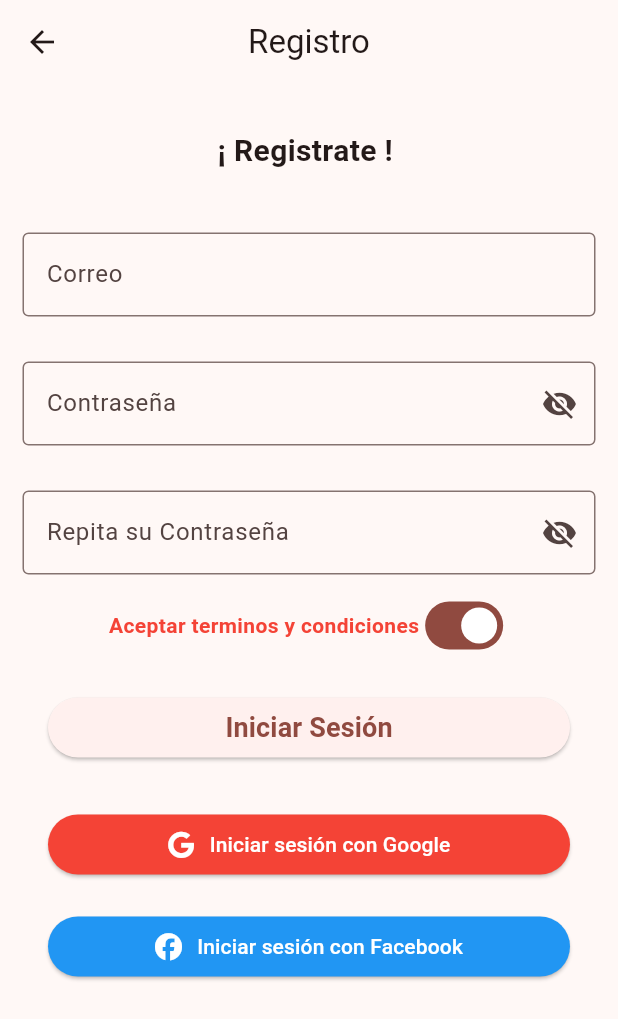
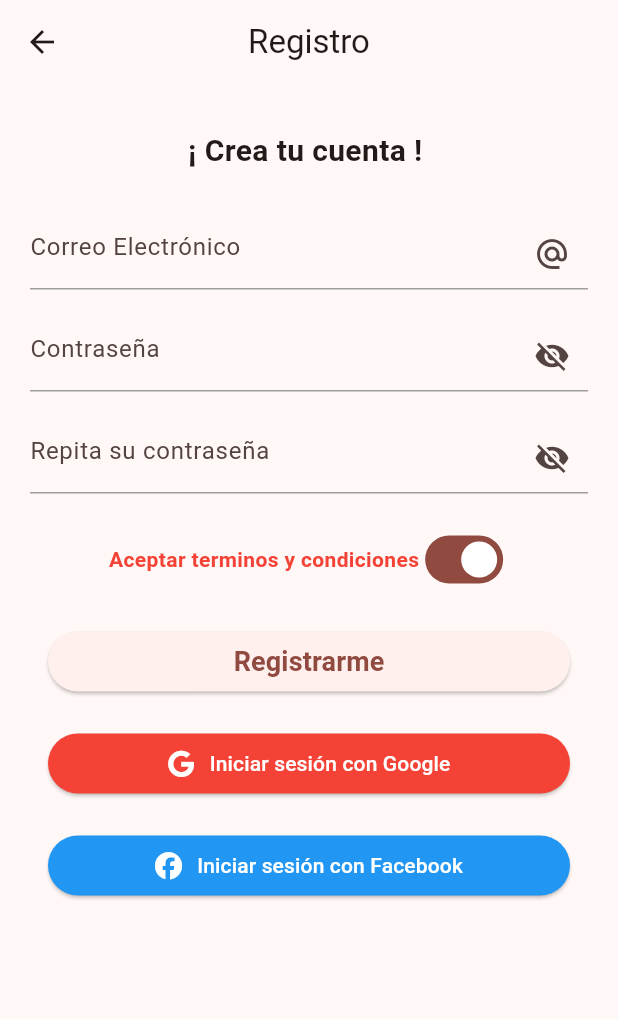
Before and after one commit to Fritz927/kafe_app, a Flutter app: the screen it shows after launch, after a tap on "Registrarse", on a phone screen of 412 x 824 dp. Shown: the top 1019 px of the screen. Run offline on Flutter 3.47's test engine with Material 3 defaults, Android fonts, the phone set to English and light mode, and no system bars; our stand-ins replace font_awesome_flutter, go_router.

Commit message:
Screen de registro terminado

```diff
--- a/lib/presentation/screens/login/home_screen.dart
+++ /dev/null
@@ -1,64 +0,0 @@
-import 'package:flutter/material.dart';
-import 'package:go_router/go_router.dart';
-
-class HomeScreen extends StatelessWidget {
-  const HomeScreen({super.key});
-
-  @override
-  Widget build(BuildContext context) {
-    return Scaffold(
-      appBar: AppBar(
-        centerTitle: true,
-        title:const Text('Kafe App', style: TextStyle(fontWeight: FontWeight.bold),),
-      ),
-      body: Center(
-        child:  Column(
-          children: [
-          const  SizedBox(height: 30,),
-          const  SizedBox(
-              height: 200,
-              width: 200,
-              child: Image(
-                image: AssetImage('assets/Final.png')),
-            ),
-        const    SizedBox(height: 20,),
-        const    Text( '¡ Bienvenid@ !', style: TextStyle(
-              fontSize: 20,
-              fontWeight: FontWeight.bold
-            ),),
-        const   Text('Los mejores cafés de Colombia', style: TextStyle(
-              fontSize: 20,
-              fontWeight: FontWeight.bold
-            ),),
-        const    Text('en un solo lugar', style: TextStyle(
-              fontSize: 20,
-              fontWeight: FontWeight.bold
-            ),),
-             const   SizedBox(height: 40,),
-           ElevatedButton(
-            child:const SizedBox(
-              width: 300,
-              child: Center(
-                child: Text('Iniciar Sesión', style: TextStyle(fontWeight: FontWeight.bold,fontSize: 18)),
-              ),
-            ),
-              onPressed:() => context.push('/login'),
-
-               ),
-            const   SizedBox(height: 30,),
-            ElevatedButton(
-               child:const SizedBox(
-              width: 300,
-              child: Center(
-                child: Text('Registrarse', style: TextStyle(fontWeight: FontWeight.bold,fontSize: 18)),
-              ),
-            ),
-              onPressed:() => context.push('/register'),
-
-               ),
-          ],
-        ),
-      ),
-    );
-  }
-}
--- /dev/null
+++ b/lib/presentation/screens/login/initial_screen.dart
@@ -0,0 +1,66 @@
+import 'package:flutter/material.dart';
+import 'package:go_router/go_router.dart';
+
+class InitialScreen extends StatelessWidget {
+  const InitialScreen({super.key});
+
+  @override
+  Widget build(BuildContext context) {
+    return Scaffold(
+      appBar: AppBar(
+        centerTitle: true,
+        title:const Text('Kafe App', style: TextStyle(fontWeight: FontWeight.bold),),
+      ),
+      body: SingleChildScrollView(
+        child: Center(
+          child:  Column(
+            children: [
+            const  SizedBox(height: 30,),
+            const  SizedBox(
+                height: 200,
+                width: 200,
+                child: Image(
+                  image: AssetImage('assets/Final.png')),
+              ),
+          const    SizedBox(height: 20,),
+          const    Text( '¡ Bienvenid@ !', style: TextStyle(
+                fontSize: 20,
+                fontWeight: FontWeight.bold
+              ),),
+          const   Text('Los mejores cafés de Colombia', style: TextStyle(
+                fontSize: 20,
+                fontWeight: FontWeight.bold
+              ),),
+          const    Text('en un solo lugar', style: TextStyle(
+                fontSize: 20,
+                fontWeight: FontWeight.bold
+              ),),
+               const   SizedBox(height: 40,),
+             ElevatedButton(
+              child:const SizedBox(
+                width: 300,
+                child: Center(
+                  child: Text('Iniciar Sesión', style: TextStyle(fontWeight: FontWeight.bold,fontSize: 18)),
+                ),
+              ),
+                onPressed:() => context.push('/login'),
+
+                 ),
+              const   SizedBox(height: 30,),
+              ElevatedButton(
+                 child:const SizedBox(
+                width: 300,
+                child: Center(
+                  child: Text('Registrarse', style: TextStyle(fontWeight: FontWeight.bold,fontSize: 18)),
+                ),
+              ),
+                onPressed:() => context.push('/register'),
+
+                 ),
+            ],
+          ),
+        ),
+      ),
+    );
+  }
+}
--- a/lib/presentation/screens/login/register_screen.dart
+++ b/lib/presentation/screens/login/register_screen.dart
@@ -1,17 +1,15 @@
 import 'package:flutter/material.dart';
 import 'package:font_awesome_flutter/font_awesome_flutter.dart';
+import 'package:go_router/go_router.dart';
+import 'package:kafe_app/providers/login_form_provider.dart';
+import 'package:kafe_app/ui/input_decorations.dart';
+import 'package:provider/provider.dart';
 
-class RegisterScreen extends StatefulWidget {
+class RegisterScreen extends StatelessWidget {
     const RegisterScreen({super.key});
 
   @override
-  State<RegisterScreen> createState() => _RegisterScreenState();
-}
 
-class _RegisterScreenState extends State<RegisterScreen> {
-  bool acepted = true;
-
-  @override
  Widget build(BuildContext context) {
     return Scaffold(
         appBar: AppBar(
@@ -19,10 +17,7 @@ class _RegisterScreenState extends State<RegisterScreen> {
           title: const Text('Registro'),
         ),
         body: SingleChildScrollView(
-        child: Center(
-            child: Column(
-          crossAxisAlignment: CrossAxisAlignment.center,
-          children: [
+          child: Column(children: [
             const SizedBox(
               height: 30,
             ),
@@ -30,7 +25,7 @@ class _RegisterScreenState extends State<RegisterScreen> {
               mainAxisAlignment: MainAxisAlignment.center,
               children: [
                 Text(
-                  '¡ Registrate ! ',
+                  '¡ Crea tu cuenta ! ',
                   style: TextStyle(fontSize: 20, fontWeight: FontWeight.bold),
                 ),
               ],
@@ -38,44 +33,98 @@ class _RegisterScreenState extends State<RegisterScreen> {
             const SizedBox(
               height: 30,
             ),
+            ChangeNotifierProvider(
+              create: (_) => LoginFormProvider(),
+              child: const _LoginForm(),
+            ),
+          ]),
+        ));
+  }
+}
+
+class _LoginForm extends StatefulWidget {
+  const _LoginForm();
+
+  @override
+  State<_LoginForm> createState() => _LoginFormState();
+}
+
+class _LoginFormState extends State<_LoginForm> {
+   bool acepted = true;
+
+  @override
+  Widget build(BuildContext context) {
+    final loginForm = Provider.of<LoginFormProvider>(context);
+
+    return Form(
+        key: loginForm.formkey,
+        autovalidateMode: AutovalidateMode.onUserInteraction,
+        child: Column(
+          children: [
             Padding(
-              padding: const EdgeInsets.symmetric(horizontal: 15, vertical: 10),
+              padding: const EdgeInsets.symmetric(horizontal: 20),
               child: TextFormField(
+                autocorrect: false,
                 keyboardType: TextInputType.emailAddress,
-                decoration: const InputDecoration(
-                  hintText: 'Correo',
-                  border: OutlineInputBorder(),
-                ),
+                decoration: InputDecorations.authInputDecoration(
+                    hintText: 'Correo Electrónico',
+                    suffixIcon: Icons.alternate_email),
+                onChanged: (value) => loginForm.email = value,
+                validator: (value) {
+                  String pattern =
+                      r"(?:[a-z0-9!#$%&'*+/=?^_`{|}~-]+(?:\.[a-z0-9!#$%&'"
+                      r'*+/=?^_`{|}~-]+)*|"(?:[\x01-\x08\x0b\x0c\x0e-\x1f\x21\x23-\x5b\x5d-'
+                      r'\x7f]|\\[\x01-\x09\x0b\x0c\x0e-\x7f])*")@(?:(?:[a-z0-9](?:[a-z0-9-]*'
+                      r'[a-z0-9])?\.)+[a-z0-9](?:[a-z0-9-]*[a-z0-9])?|\[(?:(?:(2(5[0-5]|[0-4]'
+                      r'[0-9])|1[0-9][0-9]|[1-9]?[0-9]))\.){3}(?:(2(5[0-5]|[0-4][0-9])|1[0-9]'
+                      r'[0-9]|[1-9]?[0-9])|[a-z0-9-]*[a-z0-9]:(?:[\x01-\x08\x0b\x0c\x0e-\x1f\'
+                      r'x21-\x5a\x53-\x7f]|\\[\x01-\x09\x0b\x0c\x0e-\x7f])+)\])';
+                  RegExp regExp = RegExp(pattern);
+                  return regExp.hasMatch(value ?? '')
+                      ? null
+                      : 'Correo no valido por favor verifique';
+                },
               ),
             ),
             const SizedBox(
-              height: 10,
+              height: 20,
             ),
             Padding(
-              padding: const EdgeInsets.symmetric(horizontal: 15, vertical: 10),
+              padding: const EdgeInsets.symmetric(horizontal: 20),
               child: TextFormField(
-                decoration: const InputDecoration(
-                  suffixIcon: Icon(Icons.visibility_off),
-                  hintText: 'Contraseña',
-                  border: OutlineInputBorder(),
+                autocorrect: false,
+                obscureText: true,
+                keyboardType: TextInputType.text,
+                decoration: InputDecorations.authInputDecoration(
+                    hintText: 'Contraseña', suffixIcon: Icons.visibility_off),
+                onChanged: (value) => loginForm.password = value,
+                validator: (value) {
+                  return (value != null && value.length >= 8)
+                      ? null
+                      : 'La contraseña debe tener minimo 8 caracteres';
+                },
               ),
+
+            ),
+            const SizedBox(height: 20),
+             Padding(
+              padding: const EdgeInsets.symmetric(horizontal: 20),
+              child: TextFormField(
+                autocorrect: false,
                 obscureText: true,
+                keyboardType: TextInputType.text,
+                decoration: InputDecorations.authInputDecoration(
+                    hintText: 'Repita su contraseña', suffixIcon: Icons.visibility_off),
+                onChanged: (value) => loginForm.repeatPasword = value,
+                validator: (value) {
+                  return (value != null && value == loginForm.password)
+                      ? null
+                      : 'Las contraseñas no son iguales';
+                },
               ),
+
             ),
-            const SizedBox(
-              height: 10,
-            ),
-            Padding(
-              padding: const EdgeInsets.symmetric(horizontal: 15, vertical: 10),
-              child: TextFormField(
-                decoration: const InputDecoration(
-                  suffixIcon: Icon(Icons.visibility_off),
-                  hintText: 'Repita su Contraseña',
-                  border: OutlineInputBorder(),
-                ),
-                obscureText: true,
-              ),
-            ),
+            const SizedBox(height: 20),
            Row(
             mainAxisAlignment: MainAxisAlignment.center,
             children: [
@@ -100,17 +149,16 @@ class _RegisterScreenState extends State<RegisterScreen> {
               child: const SizedBox(
                 width: 300,
                 child: Center(
-                  child: Text('Iniciar Sesión',
-                      style:
-                          TextStyle(fontWeight: FontWeight.bold, fontSize: 18)),
+                  child: Text('Registrarme',
+                      style: TextStyle(
+                          fontWeight: FontWeight.bold, fontSize: 18)),
                 ),
               ),
-              onPressed: () {},
+              onPressed: () {
+                if (!loginForm.isValidForm()) return;
+                context.go('/home');
+              },
             ),
-            const SizedBox(
-              height: 10,
-            ),
-
              const SizedBox(height: 20),
             ElevatedButton(
                 onPressed: () {},
@@ -132,10 +180,12 @@ class _RegisterScreenState extends State<RegisterScreen> {
                       Text(
                         'Iniciar sesión con Google',
                         style: TextStyle(color: Colors.white),
-                      )
+                      ),
+
                     ],
                   ),
-                )),
+                )
+                ),
             const SizedBox(height: 20),
             ElevatedButton(
                 onPressed: () {},
@@ -162,8 +212,6 @@ class _RegisterScreenState extends State<RegisterScreen> {
                   ),
                 ))
           ],
-        )),
-      ),
-    );
+        ));
   }
 }
--- /dev/null
+++ b/lib/providers/login_form_provider.dart
@@ -0,0 +1,13 @@
+import 'package:flutter/material.dart';
+
+class LoginFormProvider extends ChangeNotifier {
+  GlobalKey<FormState> formkey = GlobalKey<FormState>();
+
+  String email = '';
+  String password = '';
+  String repeatPasword = '';
+
+  bool isValidForm() {
+    return formkey.currentState?.validate() ?? false;
+  }
+}
--- a/lib/router/routes.dart
+++ b/lib/router/routes.dart
@@ -1,5 +1,6 @@
 import 'package:go_router/go_router.dart';
-import 'package:kafe_app/presentation/screens/login/home_screen.dart';
+import 'package:kafe_app/presentation/screens/home_screen.dart';
+import 'package:kafe_app/presentation/screens/login/initial_screen.dart';
 import 'package:kafe_app/presentation/screens/login/login_screen.dart';
 import 'package:kafe_app/presentation/screens/login/register_screen.dart';
 
@@ -8,8 +9,13 @@ import 'package:kafe_app/presentation/screens/login/register_screen.dart';
   initialLocation: '/',
   routes: [
     GoRoute(
+      name: 'initial', // Optional, add name to your routes. Allows you navigate by name instead of path
+      path: '/',
+      builder: (context, state) =>const InitialScreen(),
+    ),
+     GoRoute(
       name: 'home', // Optional, add name to your routes. Allows you navigate by name instead of path
-      path: '/',
+      path: '/home',
       builder: (context, state) =>const HomeScreen(),
     ),
      GoRoute(
--- /dev/null
+++ b/lib/ui/input_decorations.dart
@@ -0,0 +1,22 @@
+import 'package:flutter/material.dart';
+
+class InputDecorations {
+   static InputDecoration authInputDecoration(
+    {
+      required String hintText,
+      IconData? suffixIcon,
+    }
+  ) {
+    return  InputDecoration(
+      enabledBorder:
+      const    UnderlineInputBorder(borderSide: BorderSide(color: Colors.grey)),
+      focusedBorder:const UnderlineInputBorder(
+        borderSide: BorderSide(color: Colors.black, width: 2),
+      ),
+      hintText: hintText,
+      suffixIcon: suffixIcon != null
+       ? Icon(suffixIcon)
+       : null,
+    );
+  }
+}
```
Also changed, not shown: lib/presentation/screens/home_screen.dart (added, +20 -0 lines), lib/presentation/screens/login/login_screen.dart (+116 -48 lines), pubspec.yaml (+5 -12 lines), pubspec.lock. Lines whose indentation alone changed are shown as unchanged.
